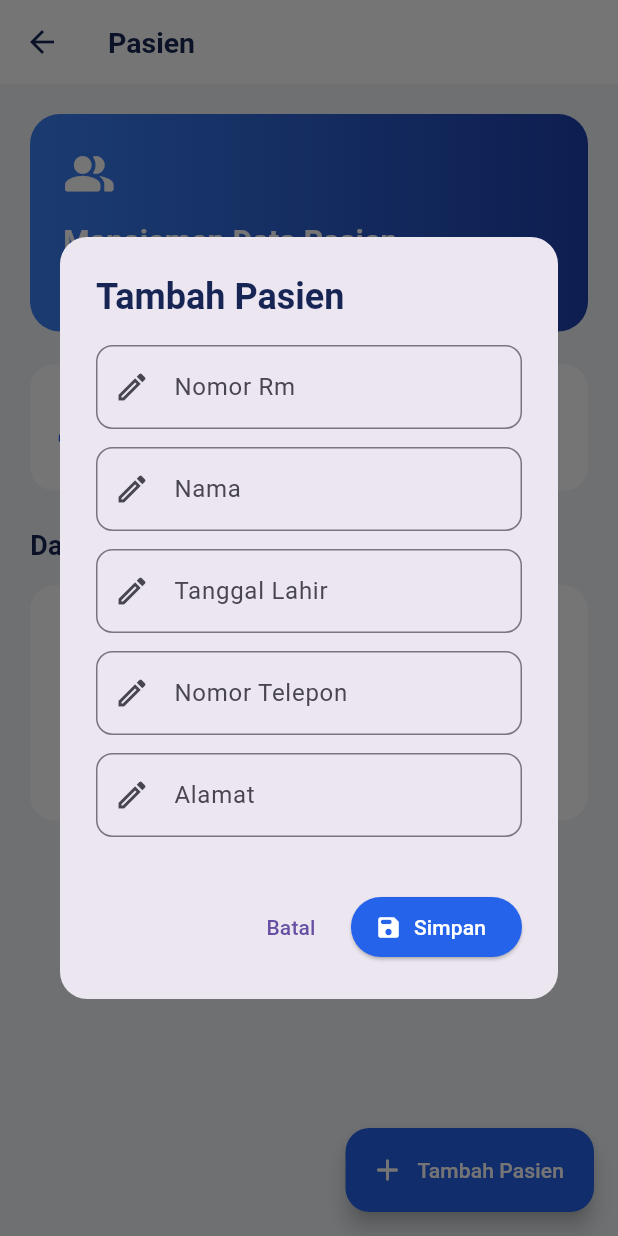
After one commit to GilangAqshal/klinikPoli, a Flutter app: the MasterDataPage screen opened directly, after a tap on an icon or button, on a phone screen of 412 x 824 dp. The commit adds this screen. Run offline on Flutter 3.47's test engine with Material 3 defaults, Android fonts, the phone set to English and light mode, and no system bars.

Commit message:
ui pegawai dan pasien

```diff
--- /dev/null
+++ b/lib/ui/master_data_page.dart
@@ -0,0 +1,361 @@
+import 'package:flutter/material.dart';
+
+class MasterDataPage extends StatefulWidget {
+  final String title;
+  final String subtitle;
+  final IconData icon;
+  final List<String> fields;
+  final String primaryField;
+  final String secondaryField;
+
+  const MasterDataPage({
+    super.key,
+    required this.title,
+    required this.subtitle,
+    required this.icon,
+    required this.fields,
+    required this.primaryField,
+    required this.secondaryField,
+  });
+
+  @override
+  State<MasterDataPage> createState() => _MasterDataPageState();
+}
+
+class _MasterDataPageState extends State<MasterDataPage> {
+  final List<Map<String, String>> _records = [];
+  int _nextId = 1;
+
+  static const Color primaryColor = Color(0xFF2563EB);
+  static const Color darkColor = Color(0xFF172554);
+
+  String _label(String key) {
+    return key
+        .replaceAll('_', ' ')
+        .split(' ')
+        .map((word) => word.isEmpty
+            ? word
+            : '${word[0].toUpperCase()}${word.substring(1)}')
+        .join(' ');
+  }
+
+  Future<void> _showForm({Map<String, String>? record}) async {
+    final formKey = GlobalKey<FormState>();
+    final controllers = <String, TextEditingController>{
+      for (final field in widget.fields)
+        field: TextEditingController(text: record?[field] ?? ''),
+    };
+
+    await showDialog<void>(
+      context: context,
+      builder: (dialogContext) => AlertDialog(
+        shape: RoundedRectangleBorder(borderRadius: BorderRadius.circular(18)),
+        title: Text(
+          record == null ? 'Tambah ${widget.title}' : 'Edit ${widget.title}',
+          style: const TextStyle(fontWeight: FontWeight.bold, color: darkColor),
+        ),
+        content: SizedBox(
+          width: 430,
+          child: Form(
+            key: formKey,
+            child: SingleChildScrollView(
+              child: Column(
+                mainAxisSize: MainAxisSize.min,
+                children: widget.fields.map((field) {
+                  final isPassword = field == 'password';
+                  return Padding(
+                    padding: const EdgeInsets.only(bottom: 12),
+                    child: TextFormField(
+                      controller: controllers[field],
+                      obscureText: isPassword,
+                      keyboardType: field == 'email'
+                          ? TextInputType.emailAddress
+                          : field == 'nomor_telepon'
+                              ? TextInputType.phone
+                              : TextInputType.text,
+                      decoration: InputDecoration(
+                        labelText: _label(field),
+                        border: OutlineInputBorder(
+                          borderRadius: BorderRadius.circular(11),
+                        ),
+                        prefixIcon: Icon(
+                          isPassword ? Icons.lock_outline : Icons.edit_outlined,
+                        ),
+                      ),
+                      validator: (value) {
+                        if (value == null || value.trim().isEmpty) {
+                          return '${_label(field)} wajib diisi';
+                        }
+                        if (field == 'email' && !value.contains('@')) {
+                          return 'Format email belum benar';
+                        }
+                        return null;
+                      },
+                    ),
+                  );
+                }).toList(),
+              ),
+            ),
+          ),
+        ),
+        actions: [
+          TextButton(
+            onPressed: () => Navigator.pop(dialogContext),
+            child: const Text('Batal'),
+          ),
+          ElevatedButton.icon(
+            onPressed: () {
+              if (!formKey.currentState!.validate()) return;
+              final data = <String, String>{
+                for (final field in widget.fields)
+                  field: controllers[field]!.text.trim(),
+              };
+              if (record == null) {
+                data['id'] = _nextId.toString();
+                _nextId++;
+                setState(() => _records.add(data));
+              } else {
+                data['id'] = record['id'] ?? '';
+                final index = _records.indexOf(record);
+                if (index >= 0) setState(() => _records[index] = data);
+              }
+              Navigator.pop(dialogContext);
+            },
+            icon: const Icon(Icons.save_rounded),
+            label: const Text('Simpan'),
+            style: ElevatedButton.styleFrom(
+              backgroundColor: primaryColor,
+              foregroundColor: Colors.white,
+            ),
+          ),
+        ],
+      ),
+    );
+
+    for (final controller in controllers.values) {
+      controller.dispose();
+    }
+  }
+
+  void _showDetail(Map<String, String> record) {
+    showDialog<void>(
+      context: context,
+      builder: (dialogContext) => AlertDialog(
+        shape: RoundedRectangleBorder(borderRadius: BorderRadius.circular(18)),
+        title: Text(
+          'Detail ${widget.title}',
+          style: const TextStyle(fontWeight: FontWeight.bold, color: darkColor),
+        ),
+        content: SingleChildScrollView(
+          child: Column(
+            mainAxisSize: MainAxisSize.min,
+            children: [
+              for (final field in widget.fields)
+                ListTile(
+                  dense: true,
+                  contentPadding: EdgeInsets.zero,
+                  title: Text(_label(field),
+                      style: const TextStyle(color: Colors.blueGrey, fontSize: 12)),
+                  subtitle: Text(
+                    field == 'password'
+                        ? '••••••••'
+                        : (record[field] ?? '-'),
+                    style: const TextStyle(
+                      color: darkColor,
+                      fontWeight: FontWeight.w600,
+                    ),
+                  ),
+                ),
+            ],
+          ),
+        ),
+        actions: [
+          TextButton(
+            onPressed: () => Navigator.pop(dialogContext),
+            child: const Text('Tutup'),
+          ),
+          ElevatedButton.icon(
+            onPressed: () {
+              Navigator.pop(dialogContext);
+              _showForm(record: record);
+            },
+            icon: const Icon(Icons.edit_rounded),
+            label: const Text('Edit'),
+            style: ElevatedButton.styleFrom(
+              backgroundColor: primaryColor,
+              foregroundColor: Colors.white,
+            ),
+          ),
+          TextButton.icon(
+            onPressed: () {
+              Navigator.pop(dialogContext);
+              _confirmDelete(record);
+            },
+            icon: const Icon(Icons.delete_outline, color: Colors.red),
+            label: const Text('Hapus', style: TextStyle(color: Colors.red)),
+          ),
+        ],
+      ),
+    );
+  }
+
+  void _confirmDelete(Map<String, String> record) {
+    showDialog<void>(
+      context: context,
+      builder: (dialogContext) => AlertDialog(
+        title: const Text('Hapus data?'),
+        content: Text('Data ${record[widget.primaryField] ?? ''} akan dihapus.'),
+        actions: [
+          TextButton(
+            onPressed: () => Navigator.pop(dialogContext),
+            child: const Text('Batal'),
+          ),
+          ElevatedButton(
+            onPressed: () {
+              setState(() => _records.remove(record));
+              Navigator.pop(dialogContext);
+            },
+            style: ElevatedButton.styleFrom(backgroundColor: Colors.red),
+            child: const Text('Hapus', style: TextStyle(color: Colors.white)),
+          ),
+        ],
+      ),
+    );
+  }
+
+  @override
+  Widget build(BuildContext context) {
+    return Scaffold(
+      backgroundColor: const Color(0xFFF1F5F9),
+      appBar: AppBar(
+        title: Text(widget.title,
+            style: const TextStyle(
+                color: darkColor, fontWeight: FontWeight.bold, fontSize: 19)),
+        backgroundColor: Colors.white,
+        elevation: 0,
+        surfaceTintColor: Colors.white,
+        iconTheme: const IconThemeData(color: darkColor),
+      ),
+      floatingActionButton: FloatingActionButton.extended(
+        onPressed: () => _showForm(),
+        backgroundColor: primaryColor,
+        foregroundColor: Colors.white,
+        icon: const Icon(Icons.add_rounded),
+        label: Text('Tambah ${widget.title}'),
+      ),
+      body: SingleChildScrollView(
+        padding: const EdgeInsets.all(20),
+        child: Column(
+          crossAxisAlignment: CrossAxisAlignment.start,
+          children: [
+            Container(
+              width: double.infinity,
+              padding: const EdgeInsets.all(22),
+              decoration: BoxDecoration(
+                gradient: const LinearGradient(
+                  colors: [Color(0xFF3B82F6), Color(0xFF1E40AF)],
+                ),
+                borderRadius: BorderRadius.circular(20),
+              ),
+              child: Column(
+                crossAxisAlignment: CrossAxisAlignment.start,
+                children: [
+                  Icon(widget.icon, color: Colors.white, size: 35),
+                  const SizedBox(height: 13),
+                  Text('Manajemen Data ${widget.title}',
+                      style: const TextStyle(
+                          color: Colors.white,
+                          fontSize: 20,
+                          fontWeight: FontWeight.bold)),
+                  const SizedBox(height: 7),
+                  Text(widget.subtitle,
+                      style: const TextStyle(color: Colors.white70, fontSize: 12)),
+                ],
+              ),
+            ),
+            const SizedBox(height: 22),
+            Container(
+              width: double.infinity,
+              padding: const EdgeInsets.all(18),
+              decoration: BoxDecoration(
+                  color: Colors.white, borderRadius: BorderRadius.circular(16)),
+              child: Row(
+                children: [
+                  Icon(widget.icon, color: primaryColor, size: 28),
+                  const SizedBox(width: 14),
+                  Column(
+                    crossAxisAlignment: CrossAxisAlignment.start,
+                    children: [
+                      Text('${_records.length}',
+                          style: const TextStyle(
+                              fontSize: 22,
+                              fontWeight: FontWeight.bold,
+                              color: darkColor)),
+                      Text('Total ${widget.title}',
+                          style: const TextStyle(
+                              color: Colors.blueGrey, fontSize: 12)),
+                    ],
+                  ),
+                ],
+              ),
+            ),
+            const SizedBox(height: 24),
+            Text('Daftar ${widget.title}',
+                style: const TextStyle(
+                    fontSize: 18,
+                    fontWeight: FontWeight.bold,
+                    color: darkColor)),
+            const SizedBox(height: 13),
+            if (_records.isEmpty)
+              Container(
+                width: double.infinity,
+                padding: const EdgeInsets.all(30),
+                decoration: BoxDecoration(
+                    color: Colors.white, borderRadius: BorderRadius.circular(17)),
+                child: Column(
+                  children: [
+                    const Icon(Icons.inbox_rounded,
+                        size: 45, color: Colors.blueGrey),
+                    const SizedBox(height: 10),
+                    Text('Belum Ada Data ${widget.title}',
+                        style: const TextStyle(
+                            fontWeight: FontWeight.bold, color: darkColor)),
+                    const SizedBox(height: 5),
+                    const Text('Silakan tambahkan data baru.',
+                        style: TextStyle(color: Colors.blueGrey, fontSize: 12)),
+                  ],
+                ),
+              )
+            else
+              ..._records.map((record) => Card(
+                    color: Colors.white,
+                    elevation: 0,
+                    margin: const EdgeInsets.only(bottom: 11),
+                    shape: RoundedRectangleBorder(
+                        borderRadius: BorderRadius.circular(15)),
+                    child: ListTile(
+                      onTap: () => _showDetail(record),
+                      contentPadding: const EdgeInsets.symmetric(
+                          horizontal: 16, vertical: 7),
+                      leading: CircleAvatar(
+                        backgroundColor: const Color(0xFFDBEAFE),
+                        child: Icon(widget.icon, color: primaryColor),
+                      ),
+                      title: Text(record[widget.primaryField] ?? '-',
+                          style: const TextStyle(
+                              fontWeight: FontWeight.bold, color: darkColor)),
+                      subtitle: Text(
+                        record[widget.secondaryField] ?? '',
+                        style: const TextStyle(
+                            color: Colors.blueGrey, fontSize: 12),
+                      ),
+                      trailing: const Icon(Icons.chevron_right_rounded),
+                    ),
+                  )),
+            const SizedBox(height: 80),
+          ],
+        ),
+      ),
+    );
+  }
+}
--- /dev/null
+++ b/lib/ui/pasien_page.dart
@@ -0,0 +1,22 @@
+import 'package:flutter/material.dart';
+import 'master_data_page.dart';
+
+class PasienPage extends StatelessWidget {
+  const PasienPage({super.key});
+
+  @override
+  Widget build(BuildContext context) => const MasterDataPage(
+    title: 'Pasien',
+    subtitle: 'Kelola informasi pasien yang terdaftar.',
+    icon: Icons.people_alt_rounded,
+    fields: [
+      'nomor_rm',
+      'nama',
+      'tanggal_lahir',
+      'nomor_telepon',
+      'alamat',
+    ],
+    primaryField: 'nama',
+    secondaryField: 'nomor_rm',
+  );
+}
--- /dev/null
+++ b/lib/ui/pegawai_page.dart
@@ -0,0 +1,23 @@
+import 'package:flutter/material.dart';
+import 'master_data_page.dart';
+
+class PegawaiPage extends StatelessWidget {
+  const PegawaiPage({super.key});
+
+  @override
+  Widget build(BuildContext context) => const MasterDataPage(
+    title: 'Pegawai',
+    subtitle: 'Kelola informasi pegawai yang terdaftar.',
+    icon: Icons.badge_rounded,
+    fields: [
+      'nip',
+      'nama',
+      'tanggal_lahir',
+      'nomor_telepon',
+      'email',
+      'password',
+    ],
+    primaryField: 'nama',
+    secondaryField: 'nip',
+  );
+}
```
Also changed, not shown: lib/widget/sidebar.dart (+10 -0 lines).
